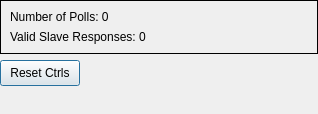
Above: modscan64/controls/statisticwidget.ui from sanny32/OpenModScan before the change. Below: the same form after it.
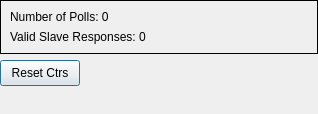
That is the form after the change.

The edit to the form file:
```diff
--- a/modscan64/controls/statisticwidget.ui
+++ b/modscan64/controls/statisticwidget.ui
@@ -79,7 +79,7 @@
       <string notr="true">background-color: #F0F0F0;</string>
      </property>
      <property name="text">
-      <string>Reset Ctrls</string>
+      <string>Reset Ctrs</string>
      </property>
      <property name="default">
       <bool>true</bool>
```
Left out of the diff: 2 changed lines with no effect on the pictures.
